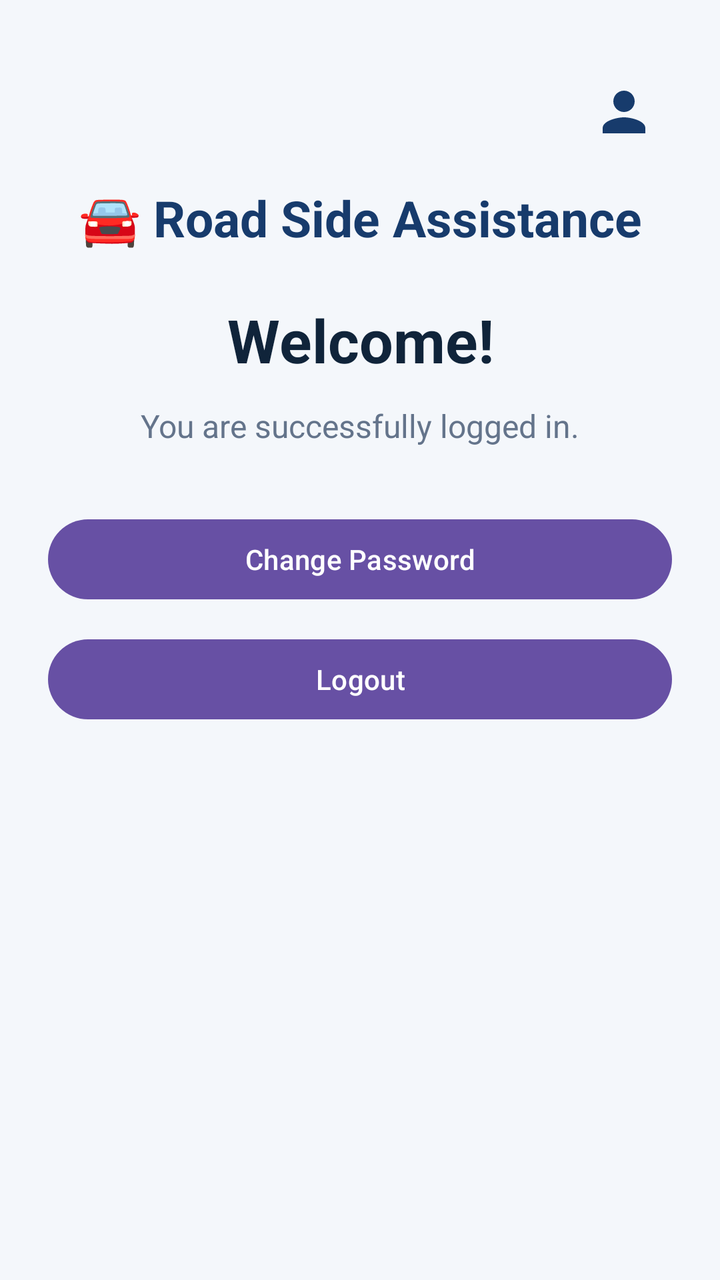
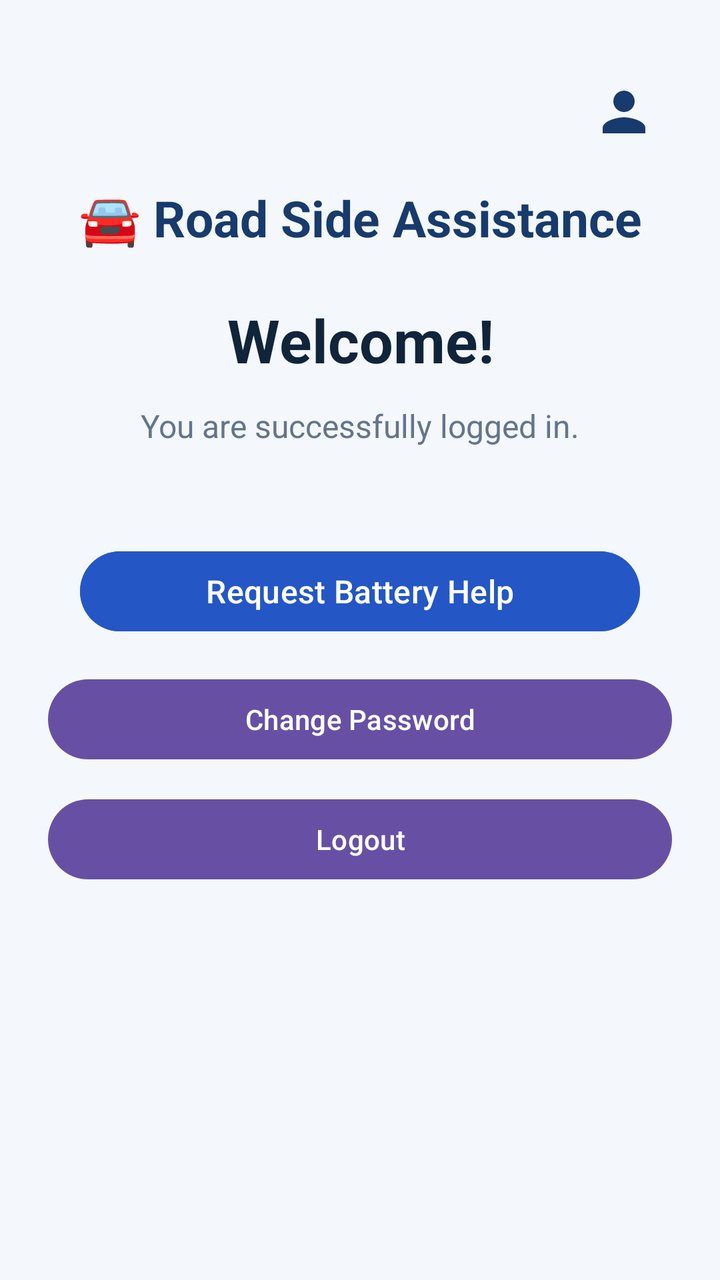

Two renders of the same Android screen: before a commit and after it. Below are the layout's source before the change and the commit's diff.
<!-- AndroidManifest.xml: application theme Theme.RoadsideAssistance -->
<!-- res/layout/activity_home.xml -->
<?xml version="1.0" encoding="utf-8"?>
<ScrollView xmlns:android="http://schemas.android.com/apk/res/android"
    android:layout_width="match_parent"
    android:layout_height="match_parent"
    android:background="#F4F7FB"
    android:fillViewport="true">

    <LinearLayout
        android:layout_width="match_parent"
        android:layout_height="wrap_content"
        android:orientation="vertical"
        android:gravity="center_horizontal"
        android:padding="24dp">

        
        <FrameLayout
            android:layout_width="match_parent"
            android:layout_height="wrap_content"
            android:layout_marginTop="8dp">

            <ImageButton
                android:id="@+id/btnProfile"
                android:layout_width="48dp"
                android:layout_height="48dp"
                android:layout_gravity="end"
                android:background="?attr/selectableItemBackgroundBorderless"
                android:contentDescription="My Profile"
                android:padding="8dp"
                android:scaleType="fitCenter"
                android:src="@drawable/ic_profile"
                android:tint="#173B6C" />

        </FrameLayout>

        
        <TextView
            android:layout_width="match_parent"
            android:layout_height="wrap_content"
            android:layout_marginTop="12dp"
            android:text="🚘 Road Side Assistance"
            android:textColor="#173B6C"
            android:textSize="25sp"
            android:textStyle="bold"
            android:gravity="center" />

        
        <TextView
            android:id="@+id/tvWelcome"
            android:layout_width="match_parent"
            android:layout_height="wrap_content"
            android:layout_marginTop="24dp"
            android:text="Welcome!"
            android:textColor="#10243A"
            android:textSize="30sp"
            android:textStyle="bold"
            android:gravity="center" />

        
        <TextView
            android:layout_width="match_parent"
            android:layout_height="wrap_content"
            android:layout_marginTop="12dp"
            android:layout_marginBottom="32dp"
            android:text="You are successfully logged in."
            android:textColor="#64748B"
            android:textSize="16sp"
            android:gravity="center" />

        
        <Button
            android:id="@+id/btnChangePassword"
            android:layout_width="match_parent"
            android:layout_height="wrap_content"
            android:text="Change Password"
            android:textAllCaps="false" />

        
        <Button
            android:id="@+id/btnLogout"
            android:layout_width="match_parent"
            android:layout_height="wrap_content"
            android:layout_marginTop="12dp"
            android:text="Logout"
            android:textAllCaps="false" />

    </LinearLayout>
</ScrollView>
<!-- resources referenced by this layout -->
<resources>
  <!-- drawable ic_profile (drawable) -->
  <?xml version="1.0" encoding="utf-8"?>
  <vector xmlns:android="http://schemas.android.com/apk/res/android"
      android:width="32dp"
      android:height="32dp"
      android:viewportWidth="24"
      android:viewportHeight="24">
  
      <path
          android:fillColor="#173B6C"
          android:pathData="M12,12c2.21,0 4,-1.79 4,-4s-1.79,-4 -4,-4 -4,1.79 -4,4 1.79,4 4,4zM12,14c-2.67,0 -8,1.34 -8,4v2h16v-2c0,-2.66 -5.33,-4 -8,-4z" />
  </vector>
  <style name="Theme.RoadsideAssistance" parent="Base.Theme.RoadsideAssistance" />
  <style name="Base.Theme.RoadsideAssistance" parent="Theme.Material3.DayNight.NoActionBar">
          
          
      </style>
</resources>

<!-- the commit's change to res/layout/activity_home.xml (unified diff, before → after) -->
@@ -2,6 +2,7 @@
 <ScrollView xmlns:android="http://schemas.android.com/apk/res/android"
     android:layout_width="match_parent"
     android:layout_height="match_parent"
+    xmlns:app="http://schemas.android.com/apk/res-auto"
     android:background="#F4F7FB"
     android:fillViewport="true">
 
@@ -28,7 +29,7 @@
                 android:padding="8dp"
                 android:scaleType="fitCenter"
                 android:src="@drawable/ic_profile"
-                android:tint="#173B6C" />
+                app:tint="#173B6C" />
 
         </FrameLayout>
 
@@ -66,6 +67,19 @@
             android:textSize="16sp"
             android:gravity="center" />
 
+
+        <Button
+            android:id="@+id/btnBatteryHelp"
+            android:layout_width="match_parent"
+            android:layout_height="wrap_content"
+            android:layout_margin="16dp"
+            android:text="Request Battery Help"
+            android:textAllCaps="false"
+            android:textSize="16sp"
+            android:backgroundTint="#2457C5"
+            android:textColor="#FFFFFF" />
+
+
         
         <Button
             android:id="@+id/btnChangePassword"
